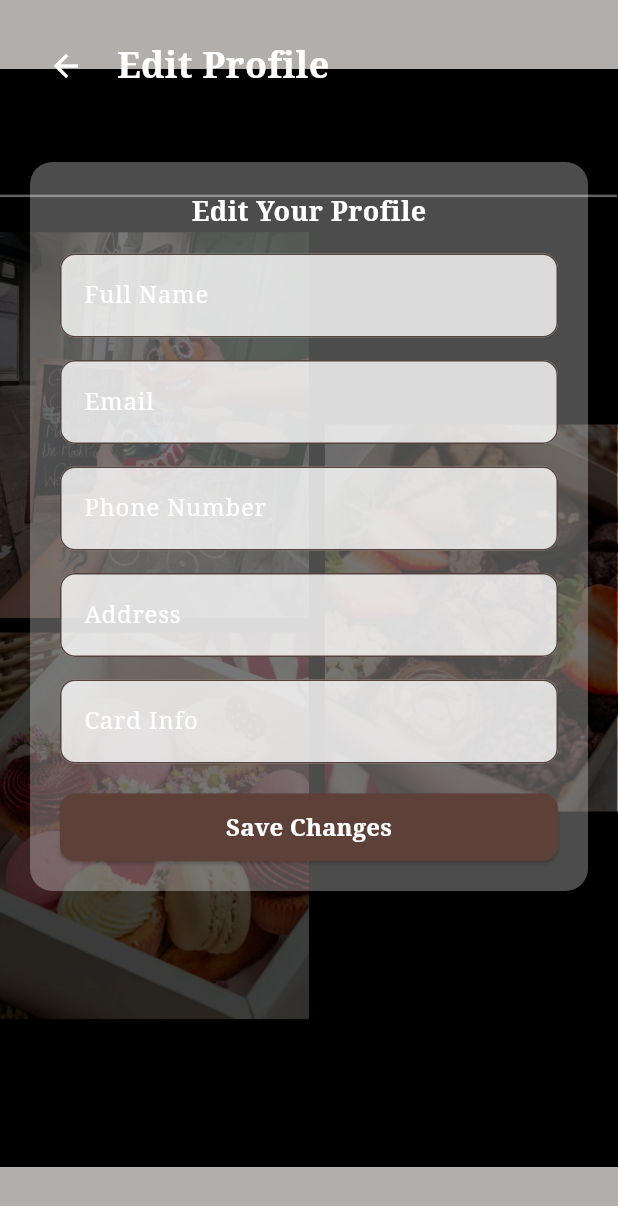
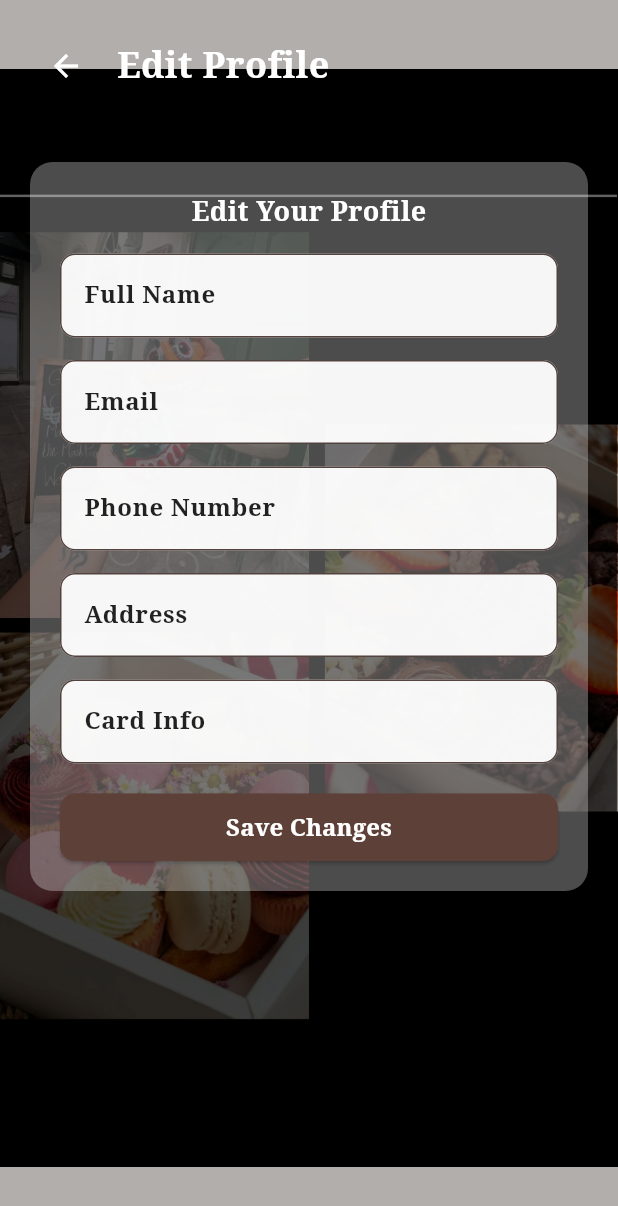
Before and after one commit to hima1222/chocolate-clicks-mobile-app, a Flutter app: the EditProfileScreen screen opened by its route, on a phone screen of 412 x 824 dp. Shown: the top 1206 px of the screen. Run offline on Flutter 3.47's test engine with Material 3 defaults, Android fonts, the phone set to English and light mode, and no system bars; accounts and stored records are empty.

Commit message:
Improve edit profile form visibility - better contrast for placeholders

```diff
--- a/lib/screens/edit_profile_screen.dart
+++ b/lib/screens/edit_profile_screen.dart
@@ -73,75 +73,105 @@ class EditProfileScreen extends StatelessWidget {
                           TextFormField(
                             decoration: InputDecoration(
                               labelText: 'Full Name',
+                              hintText: 'Enter your full name',
                               labelStyle: TextStyle(
                                 fontFamily: 'serif',
-                                color: Colors.white,
+                                color: Colors.black87,
+                                fontWeight: FontWeight.bold,
+                              ),
+                              hintStyle: TextStyle(
+                                fontFamily: 'serif',
+                                color: Colors.grey[600],
                               ),
                               border: OutlineInputBorder(
                                 borderRadius: BorderRadius.circular(10),
                               ),
                               filled: true,
-                              fillColor: Colors.white.withValues(alpha: 0.8),
+                              fillColor: Colors.white.withValues(alpha: 0.95),
                             ),
                           ),
                           const SizedBox(height: 15),
                           TextFormField(
                             decoration: InputDecoration(
                               labelText: 'Email',
+                              hintText: 'Enter your email address',
                               labelStyle: TextStyle(
                                 fontFamily: 'serif',
-                                color: Colors.white,
+                                color: Colors.black87,
+                                fontWeight: FontWeight.bold,
+                              ),
+                              hintStyle: TextStyle(
+                                fontFamily: 'serif',
+                                color: Colors.grey[600],
                               ),
                               border: OutlineInputBorder(
                                 borderRadius: BorderRadius.circular(10),
                               ),
                               filled: true,
-                              fillColor: Colors.white.withValues(alpha: 0.8),
+                              fillColor: Colors.white.withValues(alpha: 0.95),
                             ),
                           ),
                           const SizedBox(height: 15),
                           TextFormField(
                             decoration: InputDecoration(
                               labelText: 'Phone Number',
+                              hintText: 'Enter your phone number',
                               labelStyle: TextStyle(
                                 fontFamily: 'serif',
-                                color: Colors.white,
+                                color: Colors.black87,
+                                fontWeight: FontWeight.bold,
+                              ),
+                              hintStyle: TextStyle(
+                                fontFamily: 'serif',
+                                color: Colors.grey[600],
                               ),
                               border: OutlineInputBorder(
                                 borderRadius: BorderRadius.circular(10),
                               ),
                               filled: true,
-                              fillColor: Colors.white.withValues(alpha: 0.8),
+                              fillColor: Colors.white.withValues(alpha: 0.95),
                             ),
                           ),
                           const SizedBox(height: 15),
                           TextFormField(
                             decoration: InputDecoration(
                               labelText: 'Address',
+                              hintText: 'Enter your address',
                               labelStyle: TextStyle(
                                 fontFamily: 'serif',
-                                color: Colors.white,
+                                color: Colors.black87,
+                                fontWeight: FontWeight.bold,
+                              ),
+                              hintStyle: TextStyle(
+                                fontFamily: 'serif',
+                                color: Colors.grey[600],
                               ),
                               border: OutlineInputBorder(
                                 borderRadius: BorderRadius.circular(10),
                               ),
                               filled: true,
-                              fillColor: Colors.white.withOpacity(0.8),
+                              fillColor: Colors.white.withOpacity(0.95),
                             ),
                           ),
                           const SizedBox(height: 15),
                           TextFormField(
                             decoration: InputDecoration(
                               labelText: 'Card Info',
+                              hintText: 'Enter your card information',
                               labelStyle: TextStyle(
                                 fontFamily: 'serif',
-                                color: Colors.white,
+                                color: Colors.black87,
+                                fontWeight: FontWeight.bold,
+                              ),
+                              hintStyle: TextStyle(
+                                fontFamily: 'serif',
+                                color: Colors.grey[600],
                               ),
                               border: OutlineInputBorder(
                                 borderRadius: BorderRadius.circular(10),
                               ),
                               filled: true,
-                              fillColor: Colors.white.withOpacity(0.8),
+                              fillColor: Colors.white.withOpacity(0.95),
                             ),
                           ),
                           const SizedBox(height: 20),
```
